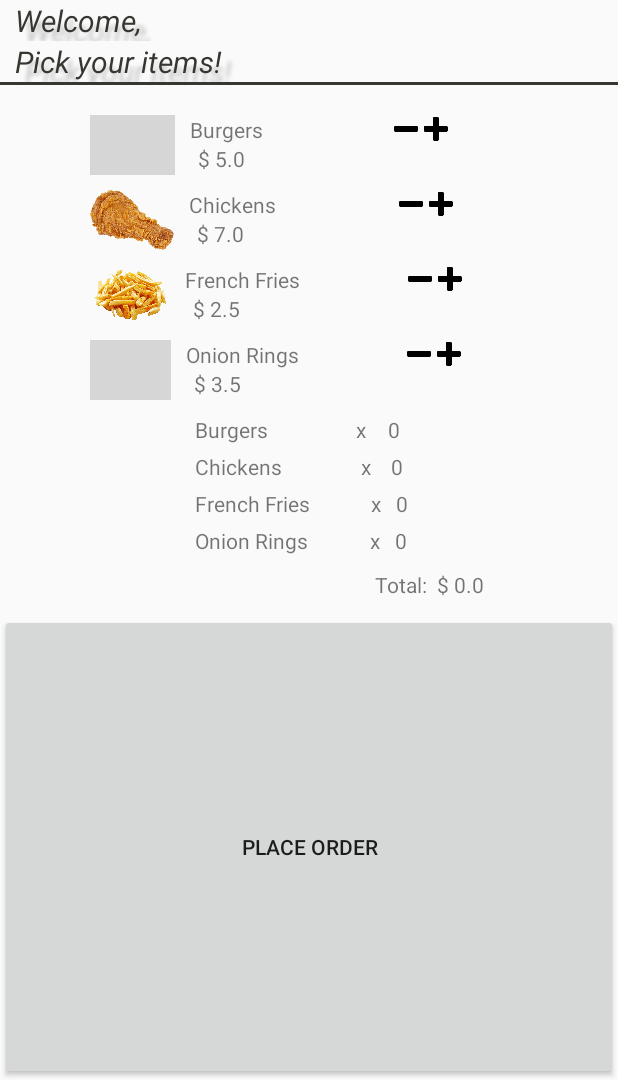
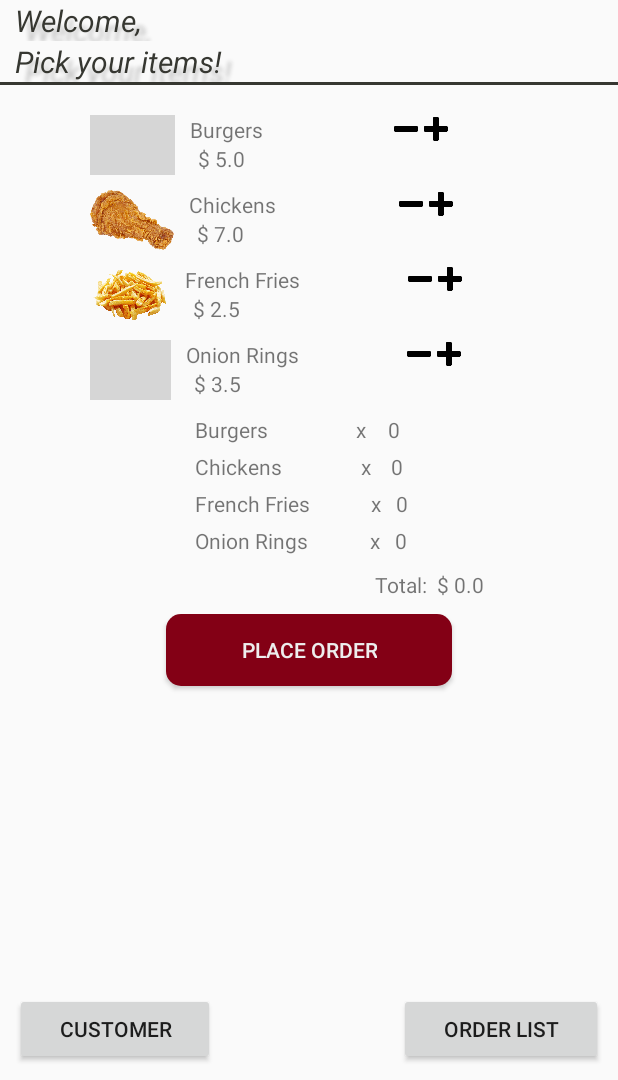
Before and after one commit to liulei6696/A1Restaurant, an Android app: the screen it shows after launch (MainPageActivity), on a phone screen of 412 x 824 dp, the part 156-1236 px from its top. Run offline under Robolectric (Android 15) with nearby library versions, the phone set to English and light mode, and no system bars; grey boxes are pictures that could not be loaded.

Commit message:
update main page

```diff
--- /dev/null
+++ b/RestaurantClient/app/src/main/res/drawable/place_order_round.xml
@@ -0,0 +1,8 @@
+<?xml version="1.0" encoding="utf-8"?>
+<shape xmlns:android="http://schemas.android.com/apk/res/android">
+
+    <solid android:color="@color/colorDeepRed"/>
+
+    <corners android:radius="10dp"/>
+
+</shape>
--- a/RestaurantClient/app/src/main/res/layout/activity_main_page.xml
+++ b/RestaurantClient/app/src/main/res/layout/activity_main_page.xml
@@ -453,6 +453,7 @@
 
     </LinearLayout>
 
+    <!-- place order and bottom buttons -->
     <LinearLayout
         android:layout_width="match_parent"
         android:layout_height="match_parent"
@@ -462,8 +463,11 @@
             android:id="@+id/placeOrder"
             android:paddingLeft="50dp"
             android:paddingRight="50dp"
-            android:layout_width="match_parent"
-            android:layout_height="match_parent"
+            android:layout_width="wrap_content"
+            android:layout_height="wrap_content"
+            android:layout_gravity="center_horizontal"
+            android:background="@drawable/place_order_round"
+            android:textColor="@color/colorGreyWhite"
             android:text="place order"/>
 
         <LinearLayout
@@ -480,6 +484,7 @@
             android:orientation="horizontal">
 
             <Button
+                android:id="@+id/customer"
                 android:layout_weight="1"
                 android:layout_width="wrap_content"
                 android:layout_height="match_parent"
@@ -488,9 +493,11 @@
                 android:layout_weight="1"
                 android:paddingRight="5dp"
                 android:paddingLeft="5dp"
+                android:visibility="invisible"
                 android:layout_width="wrap_content"
                 android:layout_height="match_parent" />
             <Button
+                android:id="@+id/orderList"
                 android:layout_weight="1"
                 android:layout_width="wrap_content"
                 android:layout_height="match_parent"
--- a/RestaurantClient/app/src/main/res/values/colors.xml
+++ b/RestaurantClient/app/src/main/res/values/colors.xml
@@ -7,4 +7,6 @@
     <color name="colorDeepGrey">#363731</color>
     <color name="colorLightGrey">#c0c0c0</color>
     <color name="colorBlack">#000000</color>
+    <color name="colorDeepRed">#830015</color>
+    <color name="colorGreyWhite">#eeeeee</color>
 </resources>
```
